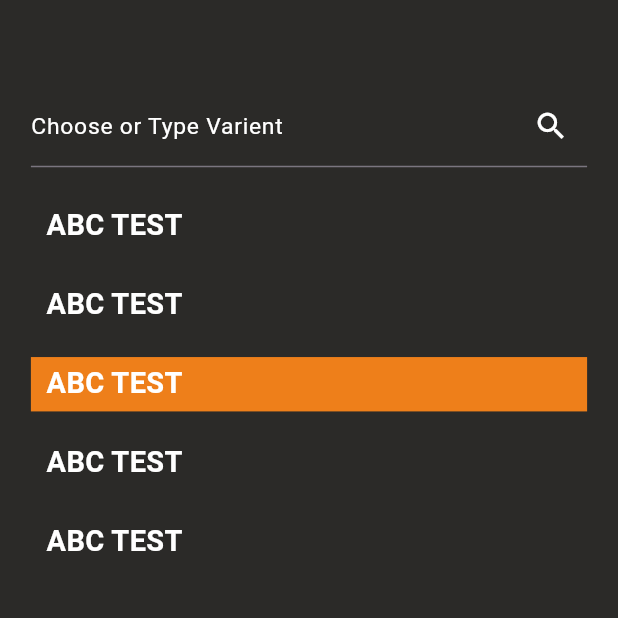
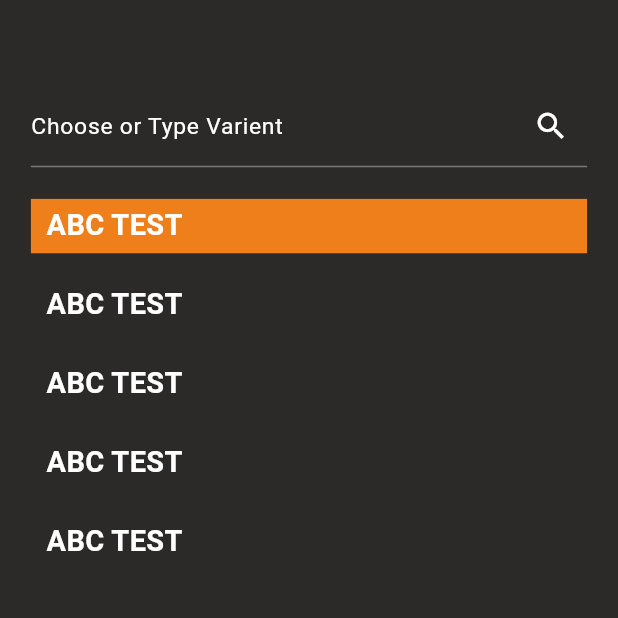
Before and after one commit to impossibleshadowstorm/piccolo, a Flutter app: the ChooseSKUScreen screen opened directly, on a phone screen of 412 x 824 dp, the top half of it. Run offline on Flutter 3.47's test engine with Material 2 defaults, Android fonts, the light colour scheme and no system bars; our stand-ins replace get, responsive_sizer.

Commit message:
pallet_management_screens done

```diff
--- a/lib/main.dart
+++ b/lib/main.dart
@@ -1,10 +1,6 @@
 import 'package:flutter/material.dart';
 import 'package:get/get.dart';
-import 'package:piccolo/screens/pallet_management/choose_sku_screen.dart';
-import 'package:piccolo/screens/pallet_management/increase_capacity_screen.dart';
 import 'package:piccolo/screens/pallet_management/login_screen.dart';
-import 'package:piccolo/screens/pallet_management/manage_screen.dart';
-import 'package:piccolo/screens/pallet_management/sku_return_screen.dart';
 import 'package:responsive_sizer/responsive_sizer.dart';
 
 void main() {
@@ -24,7 +20,7 @@ class MyApp extends StatelessWidget {
           colorScheme: ColorScheme.fromSeed(seedColor: Colors.deepPurple),
           useMaterial3: true,
         ),
-        home: const IncreaseCapacityScreen(),
+        home: const LoginScreen(),
       );
     });
   }
--- a/lib/screens/pallet_management/choose_sku_screen.dart
+++ b/lib/screens/pallet_management/choose_sku_screen.dart
@@ -10,6 +10,8 @@ class ChooseSKUScreen extends StatefulWidget {
 }
 
 class _ChooseSKUScreenState extends State<ChooseSKUScreen> {
+  int selected = 0;
+
   @override
   Widget build(BuildContext context) {
     return Scaffold(
@@ -26,6 +28,7 @@ class _ChooseSKUScreenState extends State<ChooseSKUScreen> {
               width: 100.w,
               decoration: const BoxDecoration(color: Colors.transparent),
               child: TextFormField(
+                style: const TextStyle(color: Colors.white),
                 decoration: InputDecoration(
                   labelText: "Choose or Type Varient",
                   labelStyle: TextStyle(
@@ -62,11 +65,19 @@ class _ChooseSKUScreenState extends State<ChooseSKUScreen> {
   Widget chooseTile(int index) {
     return Column(
       children: [
-        Container(
+        InkWell(
+          onTap: () {
+            setState(() {
+              selected = index;
+            });
+          },
+          child: Container(
             // height: 40,
             padding: EdgeInsets.symmetric(vertical: 0.5.h, horizontal: 2.5.w),
             width: 100.w,
-          color: index == 2 ? Constants.primaryOrangeColor : Colors.transparent,
+            color: index == selected
+                ? Constants.primaryOrangeColor
+                : Colors.transparent,
             child: Text(
               "ABC TEST",
               style: TextStyle(
@@ -76,6 +87,7 @@ class _ChooseSKUScreenState extends State<ChooseSKUScreen> {
               ),
             ),
           ),
+        ),
         SizedBox(height: 2.h),
       ],
     );
--- a/lib/screens/pallet_management/sku_return_screen.dart
+++ b/lib/screens/pallet_management/sku_return_screen.dart
@@ -1,5 +1,4 @@
 import 'package:flutter/material.dart';
-import 'package:piccolo/common/widgets/buttons.dart';
 import 'package:responsive_sizer/responsive_sizer.dart';
 
 import '../../constants.dart';
@@ -75,7 +74,6 @@ class _SKUReturnScreenState extends State<SKUReturnScreen> {
                             borderRadius: BorderRadius.circular(1.w),
                           ),
                           child: TextFormField(
-                            obscureText: true,
                             decoration: InputDecoration(
                               labelText: "SEARCH LOCATION",
                               labelStyle: const TextStyle(color: Colors.black),
@@ -100,7 +98,6 @@ class _SKUReturnScreenState extends State<SKUReturnScreen> {
                                   borderRadius: BorderRadius.circular(1.w),
                                 ),
                                 child: TextFormField(
-                                  obscureText: true,
                                   decoration: InputDecoration(
                                     labelText: "SEARCH PALLET",
                                     labelStyle:
```
Also changed, not shown: lib/screens/pallet_management/increase_capacity_screen.dart (+2 -9 lines), lib/screens/pallet_management/login_screen.dart (+6 -1 lines), lib/screens/pallet_management/manage_screen.dart (+17 -4 lines). Lines whose indentation alone changed are shown as unchanged.
